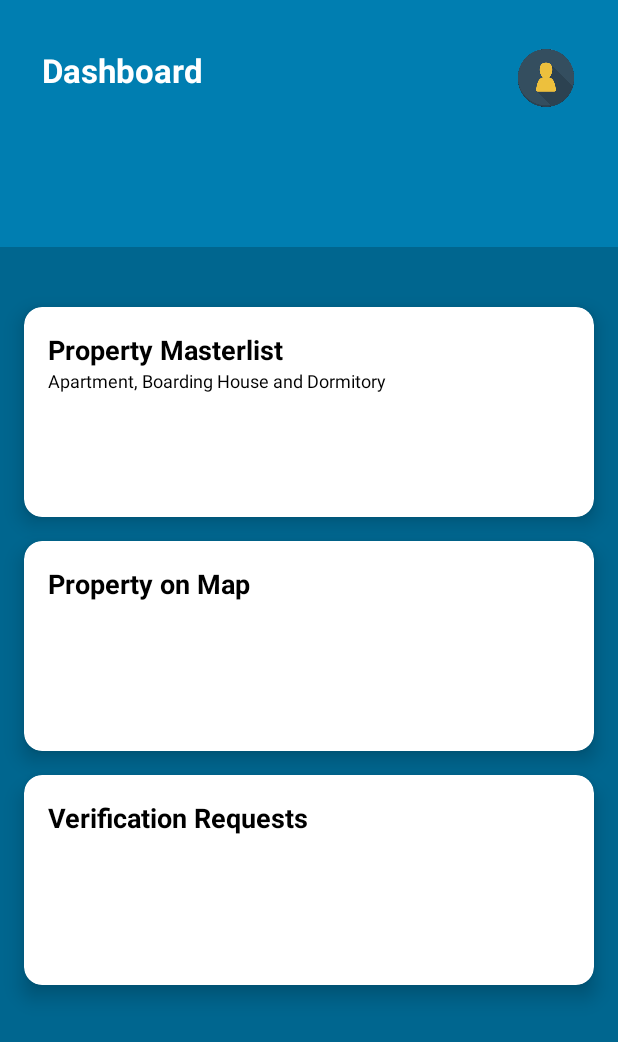
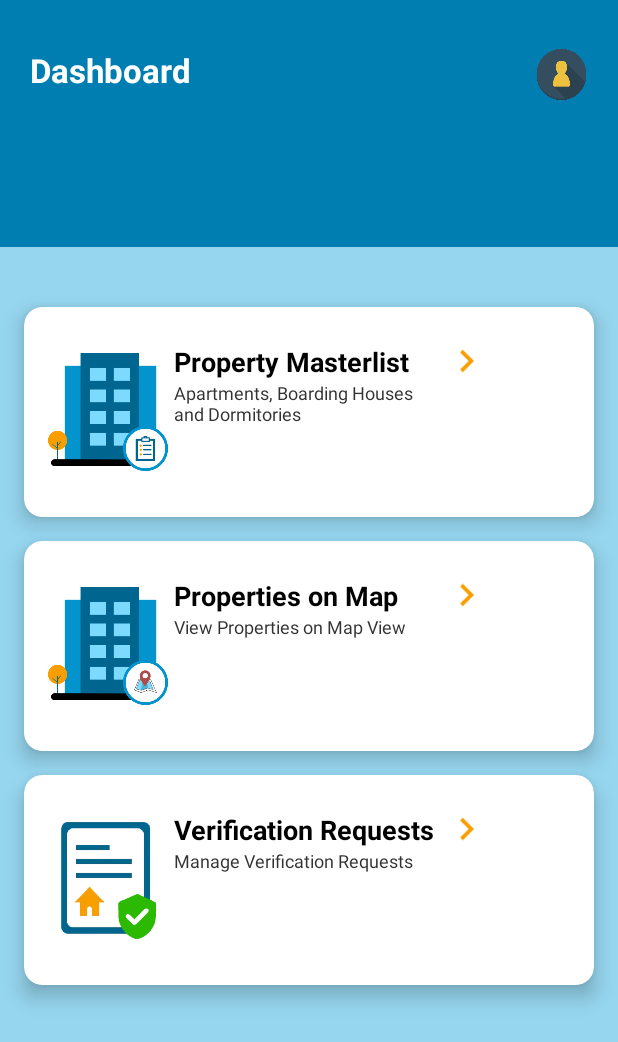
Before and after one commit to mikemark-777/Espasyo-Admin-Mobile-Application, an Android app: the AdminMainActivity screen opened directly, with no data from a screen before it, on a phone screen of 412 x 824 dp. Shown: the top 1042 px of the screen. Run offline under Robolectric (Android 15) with nearby library versions, the phone set to English and light mode, and no system bars.

Commit message:
added images to cardviews

```diff
--- a/app/src/main/AndroidManifest.xml
+++ b/app/src/main/AndroidManifest.xml
@@ -9,6 +9,9 @@
         android:roundIcon="@mipmap/ic_launcher_round"
         android:supportsRtl="true"
         android:theme="@style/Theme.EspasyoAdmin">
+        <activity
+            android:name=".admin.views.PropertyMasterListActivity"
+            android:exported="true" />
         <activity
             android:name=".admin.AdminMainActivity"
             android:exported="true" />
--- a/app/src/main/java/com/capstone/espasyoadmin/admin/AdminMainActivity.java
+++ b/app/src/main/java/com/capstone/espasyoadmin/admin/AdminMainActivity.java
@@ -1,16 +1,46 @@
 package com.capstone.espasyoadmin.admin;
 
 import androidx.appcompat.app.AppCompatActivity;
+import androidx.cardview.widget.CardView;
 
+import android.content.Intent;
 import android.os.Bundle;
+import android.view.View;
 
 import com.capstone.espasyoadmin.R;
+import com.capstone.espasyoadmin.admin.views.PropertyMasterListActivity;
 
 public class AdminMainActivity extends AppCompatActivity {
+
+    private CardView btnGotoPropertyMasterList,
+                     btnGotoPropertyOnMap,
+                     btnGotoVerificationRequests;
 
     @Override
     protected void onCreate(Bundle savedInstanceState) {
         super.onCreate(savedInstanceState);
         setContentView(R.layout.admin_activity__main);
+
+        initializeViews();
+
+        btnGotoPropertyMasterList.setOnClickListener(new View.OnClickListener() {
+            @Override
+            public void onClick(View v) {
+                gotoPropertyMasterList();
+            }
+        });
+
+    }
+
+    public void initializeViews() {
+        btnGotoPropertyMasterList = findViewById(R.id.btnGotoPropertyMasterlist);
+        btnGotoPropertyOnMap = findViewById(R.id.btnGotoPropertyOnMap);
+        btnGotoVerificationRequests = findViewById(R.id.btnGotoVerificaitonRequests);
+    }
+
+    public void gotoPropertyMasterList() {
+        Intent intent = new Intent(AdminMainActivity.this, PropertyMasterListActivity.class);
+        startActivity(intent);
+        overridePendingTransition(R.anim.slide_in_right, R.anim.slide_out_left);
     }
 }
--- /dev/null
+++ b/app/src/main/java/com/capstone/espasyoadmin/admin/views/PropertyMasterListActivity.java
@@ -0,0 +1,16 @@
+package com.capstone.espasyoadmin.admin.views;
+
+import androidx.appcompat.app.AppCompatActivity;
+
+import android.os.Bundle;
+
+import com.capstone.espasyoadmin.R;
+
+public class PropertyMasterListActivity extends AppCompatActivity {
+
+    @Override
+    protected void onCreate(Bundle savedInstanceState) {
+        super.onCreate(savedInstanceState);
+        setContentView(R.layout.admin_activity_property_master_list);
+    }
+}
--- /dev/null
+++ b/app/src/main/res/drawable/icon_arrow_right.xml
@@ -0,0 +1,10 @@
+<vector xmlns:android="http://schemas.android.com/apk/res/android"
+    android:width="24dp"
+    android:height="24dp"
+    android:viewportWidth="24"
+    android:viewportHeight="24"
+    android:tint="@color/espasyo_orange_200">
+  <path
+      android:fillColor="@android:color/white"
+      android:pathData="M8.59,16.59L13.17,12 8.59,7.41 10,6l6,6 -6,6 -1.41,-1.41z"/>
+</vector>
--- a/app/src/main/res/layout/admin_activity__main.xml
+++ b/app/src/main/res/layout/admin_activity__main.xml
@@ -13,7 +13,7 @@
         android:background="@color/espasyo_blue_500"
         app:layout_constraintBottom_toBottomOf="parent"
         app:layout_constraintEnd_toEndOf="parent"
-        app:layout_constraintHeight_percent=".30"
+        app:layout_constraintHeight_percent=".20"
         app:layout_constraintHorizontal_bias="0.0"
         app:layout_constraintStart_toStartOf="parent"
         app:layout_constraintTop_toTopOf="parent"
@@ -22,9 +22,9 @@
         <RelativeLayout
             android:layout_width="match_parent"
             android:layout_height="wrap_content"
-            android:layout_marginLeft="28dp"
+            android:layout_marginLeft="20dp"
             android:layout_marginTop="32dp"
-            android:layout_marginRight="28dp">
+            android:layout_marginRight="20dp">
 
 
             <TextView
@@ -36,8 +36,8 @@
                 android:textStyle="bold" />
 
             <ImageView
-                android:layout_width="40dp"
-                android:layout_height="40dp"
+                android:layout_width="35dp"
+                android:layout_height="35dp"
                 android:layout_alignParentRight="true"
                 android:src="@drawable/icon_admin" />
 
@@ -49,7 +49,7 @@
         android:layout_height="0dp"
         android:orientation="vertical"
         android:paddingTop="32dp"
-        android:background="@color/espasyo_blue_700"
+        android:background="#96D6EF"
         app:layout_constraintBottom_toBottomOf="parent"
         app:layout_constraintEnd_toEndOf="parent"
         app:layout_constraintHeight_percent=".80"
@@ -59,6 +59,7 @@
         app:layout_constraintVertical_bias="1.0">
 
         <androidx.cardview.widget.CardView
+            android:id="@+id/btnGotoPropertyMasterlist"
             android:layout_height="140dp"
             android:layout_width="match_parent"
             android:layout_marginTop="8dp"
@@ -67,6 +68,7 @@
             android:layout_marginEnd="16dp"
             android:clickable="true"
             android:focusable="true"
+            android:foreground="?android:attr/selectableItemBackground"
             app:cardBackgroundColor="@color/white"
             app:cardCornerRadius="12dp"
             app:cardElevation="8dp">
@@ -79,10 +81,20 @@
                 android:layout_gravity="end"
                 app:cardBackgroundColor="@color/espasyo_blue_700">
 
+                <ImageView
+                    android:layout_width="80dp"
+                    android:layout_height="80dp"
+                    android:layout_marginEnd="4dp"
+                    android:layout_gravity="center_vertical"
+                    android:src="@drawable/img_property_masterlist"
+                    android:contentDescription="property_master_list_image" />
+
                 <LinearLayout
-                    android:layout_width="wrap_content"
+                    android:layout_width="180dp"
                     android:layout_height="match_parent"
-                    android:orientation="vertical">
+                    android:layout_gravity="center_vertical"
+                    android:orientation="vertical"
+                    android:paddingTop="8dp">
 
                     <TextView
                         android:layout_width="wrap_content"
@@ -95,21 +107,30 @@
                     <TextView
                         android:layout_width="wrap_content"
                         android:layout_height="wrap_content"
-                        android:text="Apartment, Boarding House and Dormitory"
-                        android:textColor="@color/black"
+                        android:text="Apartments, Boarding Houses\nand Dormitories"
+                        android:textColor="@color/espasyo_gray_500"
                         android:textSize="12sp"/>
 
                 </LinearLayout>
+
+                <ImageView
+                    android:layout_width="30dp"
+                    android:layout_height="40dp"
+                    android:layout_marginEnd="16dp"
+                    android:layout_gravity="end"
+                    android:src="@drawable/icon_arrow_right"/>
             </LinearLayout>
         </androidx.cardview.widget.CardView>
 
         <androidx.cardview.widget.CardView
+            android:id="@+id/btnGotoPropertyOnMap"
             android:layout_height="140dp"
             android:layout_width="match_parent"
             android:layout_marginTop="8dp"
             android:layout_marginBottom="8dp"
             android:layout_marginStart="16dp"
             android:layout_marginEnd="16dp"
+            android:foreground="?android:attr/selectableItemBackground"
             app:cardBackgroundColor="@color/white"
             app:cardCornerRadius="12dp"
             app:cardElevation="8dp">
@@ -122,24 +143,57 @@
                 app:cardBackgroundColor="@color/espasyo_blue_700"
                 android:layout_gravity="end">
 
+                <ImageView
+                    android:layout_width="80dp"
+                    android:layout_height="80dp"
+                    android:layout_marginEnd="4dp"
+                    android:layout_gravity="center_vertical"
+                    android:src="@drawable/img_property_onmap"
+                    android:contentDescription="property_onmap_image" />
+
+                <LinearLayout
+                    android:layout_width="180dp"
+                    android:layout_height="match_parent"
+                    android:layout_gravity="center_vertical"
+                    android:orientation="vertical"
+                    android:paddingTop="8dp">
+
                     <TextView
                         android:layout_width="wrap_content"
                         android:layout_height="wrap_content"
-                    android:text="Property on Map"
+                        android:text="Properties on Map"
                         android:textColor="@color/black"
                         android:textStyle="bold"
                         android:textSize="18dp"/>
+
+                    <TextView
+                        android:layout_width="wrap_content"
+                        android:layout_height="wrap_content"
+                        android:text="View Properties on Map View"
+                        android:textColor="@color/espasyo_gray_500"
+                        android:textSize="12sp"/>
+
+                </LinearLayout>
+
+                <ImageView
+                    android:layout_width="30dp"
+                    android:layout_height="40dp"
+                    android:layout_marginEnd="16dp"
+                    android:layout_gravity="end"
+                    android:src="@drawable/icon_arrow_right"/>
 
             </LinearLayout>
         </androidx.cardview.widget.CardView>
 
         <androidx.cardview.widget.CardView
+            android:id="@+id/btnGotoVerificaitonRequests"
             android:layout_height="140dp"
             android:layout_width="match_parent"
             android:layout_marginTop="8dp"
             android:layout_marginBottom="8dp"
             android:layout_marginStart="16dp"
             android:layout_marginEnd="16dp"
+            android:foreground="?android:attr/selectableItemBackground"
             app:cardBackgroundColor="@color/white"
             app:cardCornerRadius="12dp"
             app:cardElevation="8dp">
@@ -152,6 +206,21 @@
                 app:cardBackgroundColor="@color/espasyo_blue_700"
                 android:layout_gravity="end">
 
+                <ImageView
+                    android:layout_width="80dp"
+                    android:layout_height="80dp"
+                    android:layout_marginEnd="4dp"
+                    android:layout_gravity="center_vertical"
+                    android:src="@drawable/img_verification_requests"
+                    android:contentDescription="property_verification_requests_image" />
+
+                <LinearLayout
+                    android:layout_width="180dp"
+                    android:layout_height="match_parent"
+                    android:layout_gravity="center_vertical"
+                    android:orientation="vertical"
+                    android:paddingTop="8dp">
+
                     <TextView
                         android:layout_width="wrap_content"
                         android:layout_height="wrap_content"
@@ -160,6 +229,22 @@
                         android:textStyle="bold"
                         android:textSize="18dp"/>
 
+                    <TextView
+                        android:layout_width="wrap_content"
+                        android:layout_height="wrap_content"
+                        android:text="Manage Verification Requests"
+                        android:textColor="@color/espasyo_gray_500"
+                        android:textSize="12sp"/>
+
+                </LinearLayout>
+
+                <ImageView
+                    android:layout_width="30dp"
+                    android:layout_height="40dp"
+                    android:layout_marginEnd="16dp"
+                    android:layout_gravity="end"
+                    android:src="@drawable/icon_arrow_right"/>
+
             </LinearLayout>
         </androidx.cardview.widget.CardView>
 
--- /dev/null
+++ b/app/src/main/res/layout/admin_activity_property_master_list.xml
@@ -0,0 +1,9 @@
+<?xml version="1.0" encoding="utf-8"?>
+<androidx.constraintlayout.widget.ConstraintLayout xmlns:android="http://schemas.android.com/apk/res/android"
+    xmlns:app="http://schemas.android.com/apk/res-auto"
+    xmlns:tools="http://schemas.android.com/tools"
+    android:layout_width="match_parent"
+    android:layout_height="match_parent"
+    tools:context=".admin.views.PropertyMasterListActivity">
+
+</androidx.constraintlayout.widget.ConstraintLayout>
```
Also changed, not shown: app/src/main/res/anim/slide_in_left.xml (added, +7 -0 lines), app/src/main/res/anim/slide_in_right.xml (added, +7 -0 lines), app/src/main/res/anim/slide_out_left.xml (added, +7 -0 lines), app/src/main/res/anim/slide_out_right.xml (added, +7 -0 lines), app/src/main/res/drawable/img_property_masterlist.png (added), app/src/main/res/drawable/img_property_onmap.png (added), app/src/main/res/drawable/img_verification_requests.png (added). Lines whose indentation alone changed are shown as unchanged.
